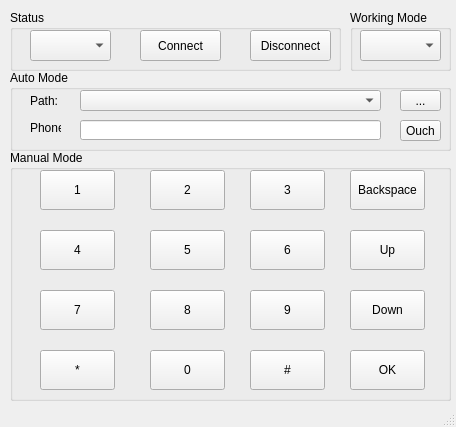
The window that KeyBoardSimulator/mainwindow.ui (KelvinTsoi/Qt) describes before a commit, drawn with Qt 5.
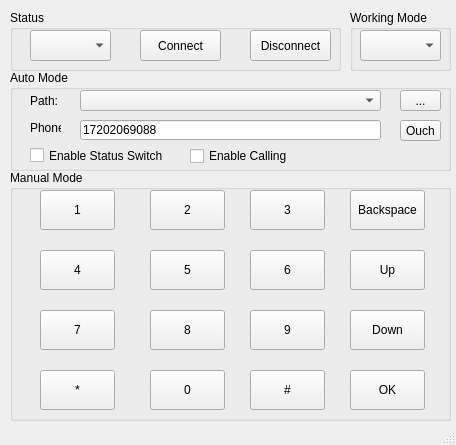
The same window after the commit.

The edit to the form file:
```diff
--- a/KeyBoardSimulator/mainwindow.ui
+++ b/KeyBoardSimulator/mainwindow.ui
@@ -10,7 +10,7 @@
     <x>0</x>
     <y>0</y>
     <width>456</width>
-    <height>427</height>
+    <height>445</height>
    </rect>
   </property>
   <property name="windowTitle">
@@ -73,7 +73,7 @@
     <property name="geometry">
      <rect>
       <x>10</x>
-      <y>150</y>
+      <y>170</y>
       <width>441</width>
       <height>251</height>
      </rect>
@@ -319,7 +319,7 @@
       <x>10</x>
       <y>70</y>
       <width>441</width>
-      <height>81</height>
+      <height>101</height>
      </rect>
     </property>
     <property name="title">
@@ -386,6 +386,9 @@
        <height>20</height>
       </rect>
      </property>
+     <property name="text">
+      <string>17202069088</string>
+     </property>
      <property name="maxLength">
       <number>11</number>
      </property>
@@ -403,6 +406,32 @@
       <string>Phone:</string>
      </property>
     </widget>
+    <widget class="QCheckBox" name="StatusSwitchButton">
+     <property name="geometry">
+      <rect>
+       <x>20</x>
+       <y>75</y>
+       <width>141</width>
+       <height>21</height>
+      </rect>
+     </property>
+     <property name="text">
+      <string>Enable Status Switch</string>
+     </property>
+    </widget>
+    <widget class="QCheckBox" name="CallingButton">
+     <property name="geometry">
+      <rect>
+       <x>180</x>
+       <y>76</y>
+       <width>141</width>
+       <height>20</height>
+      </rect>
+     </property>
+     <property name="text">
+      <string>Enable Calling</string>
+     </property>
+    </widget>
    </widget>
    <zorder>ManualModeGroupBox</zorder>
    <zorder>StatusGroupBox</zorder>
```
